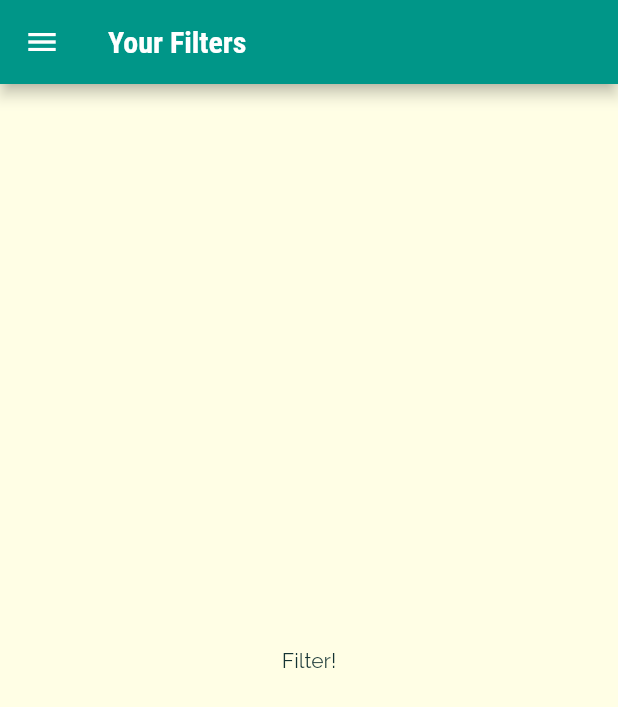
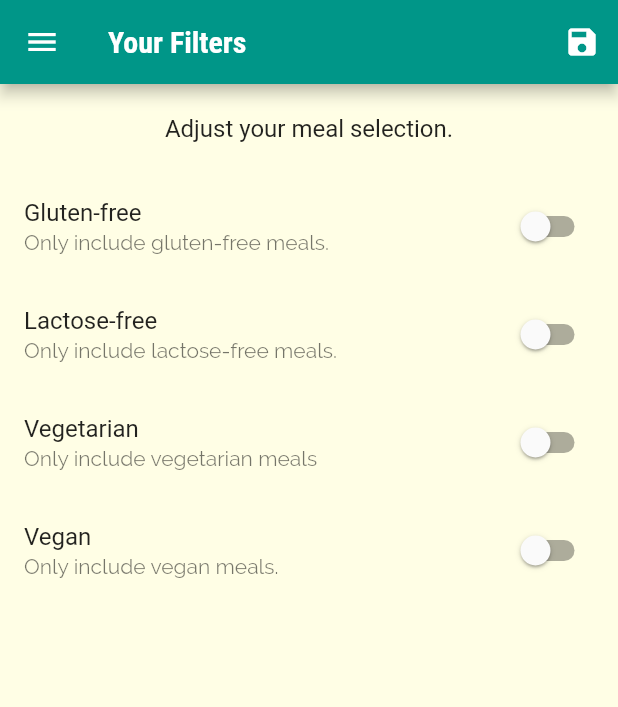
Before and after one commit to amanat-2003/meals_app, a Flutter app: the FiltersScreen screen opened by its route, on a phone screen of 412 x 824 dp. Shown: the top 707 px of the screen. Run offline on Flutter 3.47's test engine with Material 2 defaults, Android fonts, the phone set to English and light mode, and no system bars.

Commit message:
lec181 completed

```diff
--- a/lib/main.dart
+++ b/lib/main.dart
@@ -1,5 +1,7 @@
 import 'package:flutter/material.dart';
 
+import './dummy_data.dart';
+import './models/meal.dart';
 import './screens/filters_screen.dart';
 import './screens/tabs_screen.dart';
 import './screens/meal_detail_screen.dart';
@@ -8,7 +10,42 @@ import './screens/categories_screen.dart';
 
 void main() => runApp(MyApp());
 
-class MyApp extends StatelessWidget {
+class MyApp extends StatefulWidget {
+  @override
+  State<MyApp> createState() => _MyAppState();
+}
+
+class _MyAppState extends State<MyApp> {
+  Map<String, bool> _filters = {
+    'gluten': false,
+    'lactose': false,
+    'vegan': false,
+    'vegetarian': false,
+  };
+
+  List<Meal> _availableMeals = DUMMY_MEALS;
+
+  void _setFilters(Map<String, bool> filterData) {
+    setState(() {
+      _filters = filterData;
+      _availableMeals = DUMMY_MEALS.where((meal) {
+        if (_filters['gluten'] == true && !meal.isGlutenFree) {
+          return false;
+        }
+        if (_filters['lactose'] == true && !meal.isLactoseFree) {
+          return false;
+        }
+        if (_filters['vegan'] == true && !meal.isVegan) {
+          return false;
+        }
+        if (_filters['vegetarian'] == true && !meal.isVegetarian) {
+          return false;
+        }
+        return true;
+      }).toList();
+    });
+  }
+
   @override
   Widget build(BuildContext context) {
     return MaterialApp(
@@ -43,9 +80,10 @@ class MyApp extends StatelessWidget {
       routes: {
         // '/': (ctx) => CategoriesScreen(),
         '/': (ctx) => TabsScreen(),
-        CategoryMealsScreen.routeName: (ctx) => CategoryMealsScreen(),
+        CategoryMealsScreen.routeName: (ctx) =>
+            CategoryMealsScreen(_availableMeals),
         MealDetailScreen.routeName: (ctx) => MealDetailScreen(),
-        FiltersScreen.routeName: (ctx) => FiltersScreen(),
+        FiltersScreen.routeName: (ctx) => FiltersScreen(_filters, _setFilters),
       },
       onGenerateRoute: ((settings) {
         print(settings.arguments);
--- a/lib/screens/category_meals_screen.dart
+++ b/lib/screens/category_meals_screen.dart
@@ -5,6 +5,10 @@ import '../dummy_data.dart';
 
 class CategoryMealsScreen extends StatefulWidget {
   static const routeName = '/category-meals';
+
+  final List<Meal> availableMeals;
+
+  CategoryMealsScreen(this.availableMeals);
 
   @override
   State<CategoryMealsScreen> createState() => _CategoryMealsScreenState();
@@ -27,7 +31,7 @@ class _CategoryMealsScreenState extends State<CategoryMealsScreen> {
           ModalRoute.of(context).settings.arguments as Map<String, String>;
       categoryTitle = routeArgs['title'];
       final categoryId = routeArgs['id'];
-      displayedMeals = DUMMY_MEALS.where((meal) {
+      displayedMeals = widget.availableMeals.where((meal) {
         return (meal.categories.contains(categoryId)) ? true : false;
       }).toList();
       _loadedInitData = true;
--- a/lib/screens/filters_screen.dart
+++ b/lib/screens/filters_screen.dart
@@ -1,20 +1,118 @@
 import 'package:flutter/material.dart';
 import '../widgets/main_drawer.dart';
 
-class FiltersScreen extends StatelessWidget {
+class FiltersScreen extends StatefulWidget {
   static const routeName = "/filters";
+
+  final Map<String, bool> currentFilters;
+  final Function saveFilters;
+
+  FiltersScreen(this.currentFilters, this.saveFilters);
+
+  @override
+  State<FiltersScreen> createState() => _FiltersScreenState();
+}
+
+class _FiltersScreenState extends State<FiltersScreen> {
+  var _glutenFree = false;
+  var _vegetarian = false;
+  var _vegan = false;
+  var _lactoseFree = false;
+
+  @override
+  void initState() {
+    _glutenFree = widget.currentFilters['gluten'];
+    _lactoseFree = widget.currentFilters['lactose'];
+    _vegetarian = widget.currentFilters['vegetarian'];
+    _vegan = widget.currentFilters['vegan'];
+    super.initState();
+  }
+
+  Widget _buildSwitchListTile(
+      {bool filter, String title, String subtitle, Function updateValue}) {
+    return SwitchListTile(
+      value: filter,
+      onChanged: updateValue,
+      title: Text(title),
+      subtitle: Text(subtitle),
+    );
+  }
 
   @override
   Widget build(BuildContext context) {
     return Scaffold(
-      // appBar: AppBar(title: Text("Your Filters!"),),
-      appBar: AppBar(
-        title: Text("Your Filters"),
-      ),
-      drawer: MainDrawer(),
-      body: Center(
-        child: Text("Filter!"),
-      ),
-    );
+        appBar: AppBar(
+          title: Text("Your Filters"),
+          actions: [
+            IconButton(
+                onPressed: () {
+                  final selectedFilters = {
+                    'gluten': _glutenFree,
+                    'lactose': _lactoseFree,
+                    'vegan': _vegan,
+                    'vegetarian': _vegetarian,
+                  };
+                  widget.saveFilters(selectedFilters);
+                },
+                icon: Icon(Icons.save))
+          ],
+        ),
+        drawer: MainDrawer(),
+        body: Column(
+          children: [
+            Container(
+              padding: EdgeInsets.all(20),
+              child: Text(
+                "Adjust your meal selection.",
+                style: Theme.of(context).textTheme.titleMedium,
+              ),
+            ),
+            Expanded(
+                child: ListView(
+              children: [
+                _buildSwitchListTile(
+                  filter: _glutenFree,
+                  title: "Gluten-free",
+                  subtitle: "Only include gluten-free meals.",
+                  updateValue: ((newValue) {
+                    setState(() {
+                      _glutenFree = newValue;
+                    });
+                  }),
+                ),
+                _buildSwitchListTile(
+                  filter: _lactoseFree,
+                  title: "Lactose-free",
+                  subtitle: "Only include lactose-free meals.",
+                  updateValue: ((newValue) {
+                    setState(() {
+                      _lactoseFree = newValue;
+                    });
+                  }),
+                ),
+                _buildSwitchListTile(
+                  filter: _vegetarian,
+                  title: "Vegetarian",
+                  subtitle: "Only include vegetarian meals",
+                  updateValue: ((newValue) {
+                    setState(() {
+                      _vegetarian = newValue;
+                    });
+                  }),
+                ),
+                _buildSwitchListTile(
+                  filter: _vegan,
+                  title: "Vegan",
+                  subtitle: "Only include vegan meals.",
+                  updateValue: ((newValue) {
+                    setState(() {
+                      _vegan = newValue;
+                    });
+                  }),
+                ),
+              ],
+            )),
+          ],
+        ));
   }
 }
```
